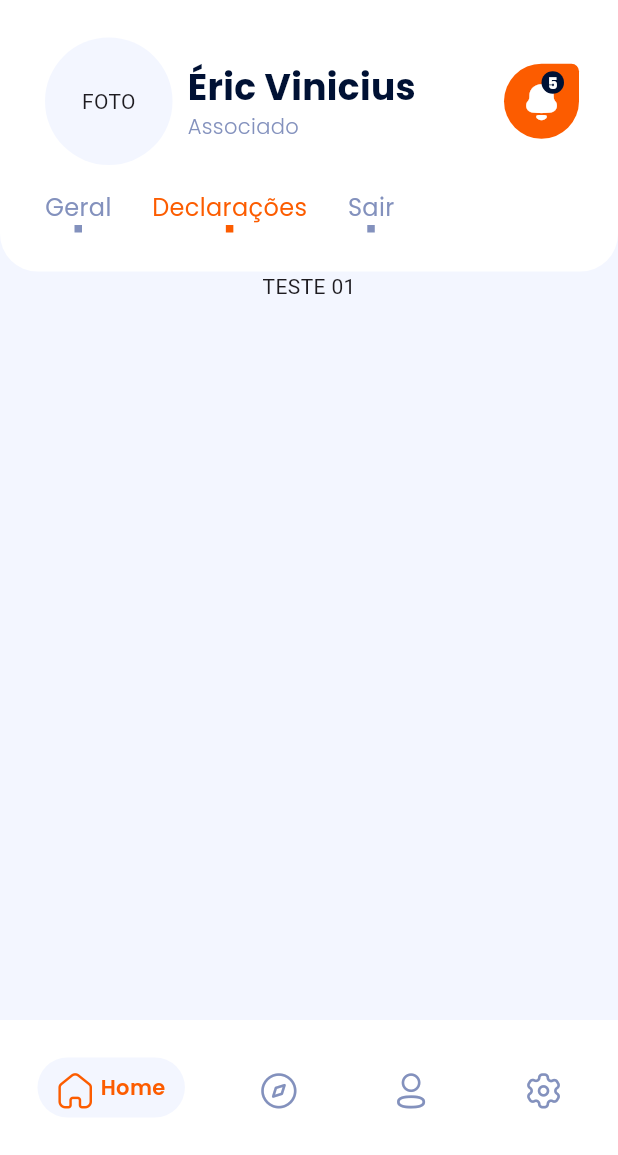
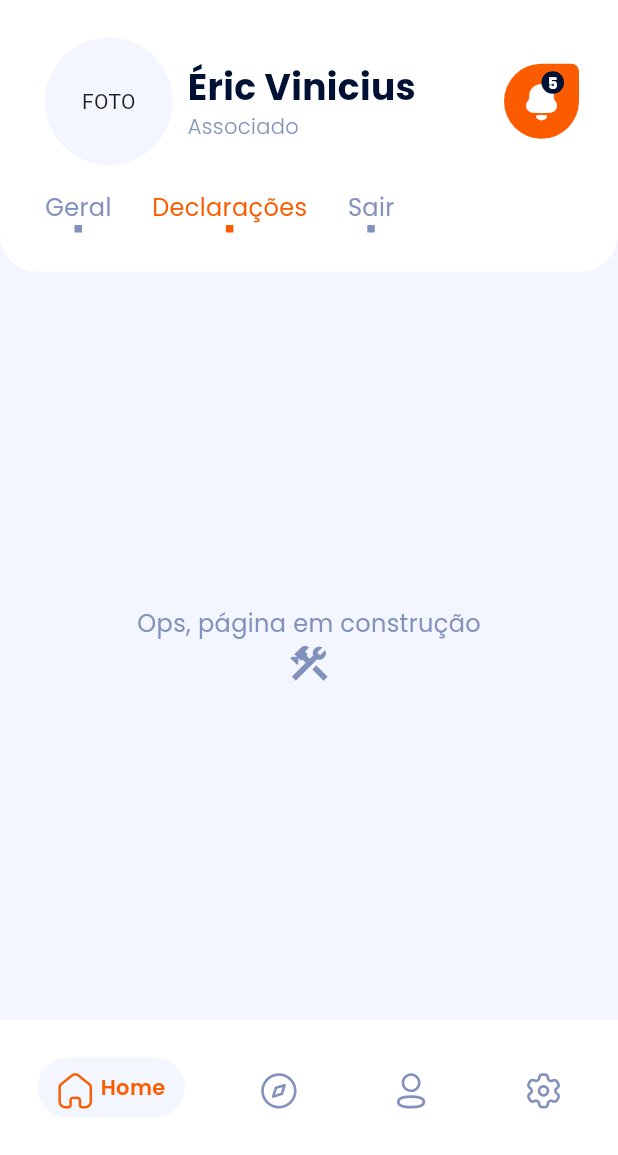
Before and after one commit to Zi0Li/MOBILE-Aeta, a Flutter app: the screen it shows after launch, after a tap on "Declarações", on a phone screen of 412 x 824 dp, the part 81-1236 px from its top. Run offline on Flutter 3.47's test engine with Material 3 defaults, Android fonts, the phone set to English and light mode, and no system bars; drawn by our look-alikes of google_nav_bar; our stand-ins replace dotted_border, flutter_switch, google_fonts.

Commit message:
NotFoundPage

```diff
--- a/lib/pages/homepage.dart
+++ b/lib/pages/homepage.dart
@@ -1,3 +1,4 @@
+import 'package:aeta/pages/notFound.dart';
 import 'package:aeta/widgets/header.dart';
 import 'package:aeta/widgets/icons.dart';
 import 'package:aeta/widgets/nextActivity.dart';
@@ -36,17 +37,9 @@ class _HomePageState extends State<HomePage> {
               if (HeaderWidget.selectedIndex.value == 0) {
                 return _generalBody();
               } else if (HeaderWidget.selectedIndex.value == 1) {
-                return Container(
-                  child: Center(
-                    child: Text('TESTE 01'),
-                  ),
-                );
+                return NotFoundPage();
               } else {
-                return Container(
-                  child: Center(
-                    child: Text('TESTE 02'),
-                  ),
-                );
+                return NotFoundPage();
               }
             },
           )
--- /dev/null
+++ b/lib/pages/notFound.dart
@@ -0,0 +1,32 @@
+import 'package:aeta/widgets/utils.dart';
+import 'package:flutter/cupertino.dart';
+import 'package:flutter/material.dart';
+import 'package:google_fonts/google_fonts.dart';
+
+class NotFoundPage extends StatelessWidget {
+  const NotFoundPage({super.key});
+
+  @override
+  Widget build(BuildContext context) {
+    return Flexible(
+      child: Column(
+        mainAxisAlignment: MainAxisAlignment.center,
+        children: [
+          Text(
+            'Ops, página em construção',
+            style: GoogleFonts.poppins(
+              fontWeight: FontWeight.w400,
+              fontSize: 16,
+              color: Utils.gray100,
+            ),
+          ),
+          Icon(
+            Icons.construction,
+            size: 30,
+            color: Utils.gray100,
+          )
+        ],
+      ),
+    );
+  }
+}
```
Also changed, not shown: lib/pages/profile.dart (+14 -17 lines).
